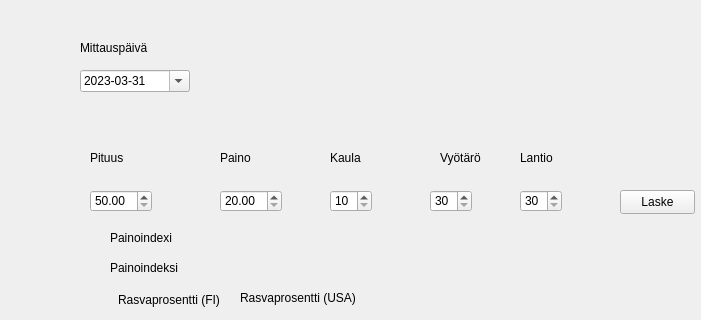
Old version of the form Main.ui in the repository Sandrowue/FitnessGUI; both pictures show x 0 to 701 and y 130 to 450 of the 1133 by 887 pixel window.
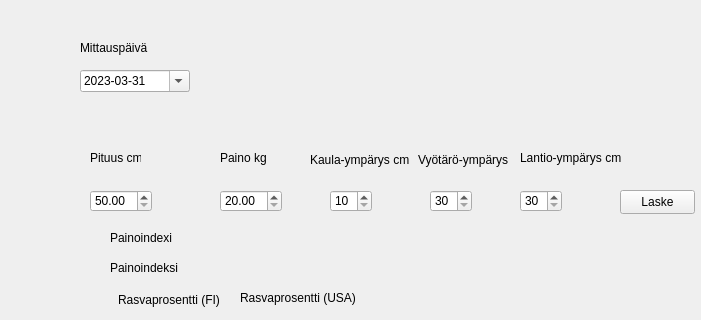
New version of the form.

Commit message: nappulat harmaaksi

The edit to the form file:
```diff
--- a/Main.ui
+++ b/Main.ui
@@ -127,14 +127,14 @@
    <widget class="QLabel" name="kaulaLabel">
     <property name="geometry">
      <rect>
-      <x>330</x>
+      <x>310</x>
       <y>280</y>
-      <width>49</width>
-      <height>16</height>
+      <width>121</width>
+      <height>20</height>
      </rect>
     </property>
     <property name="text">
-     <string>Kaula</string>
+     <string>Kaula-ympärys cm</string>
     </property>
    </widget>
    <widget class="QLabel" name="rasvaprosentti_FI_label">
@@ -160,7 +160,7 @@
      </rect>
     </property>
     <property name="text">
-     <string>Paino</string>
+     <string>Paino kg</string>
     </property>
    </widget>
    <widget class="QLabel" name="birthLabel">
@@ -186,7 +186,7 @@
      </rect>
     </property>
     <property name="text">
-     <string>Pituus</string>
+     <string>Pituus cm</string>
     </property>
    </widget>
    <widget class="QLabel" name="weighingLabel">
@@ -309,14 +309,14 @@
    <widget class="QLabel" name="vyotaroLabel">
     <property name="geometry">
      <rect>
-      <x>440</x>
+      <x>418</x>
       <y>280</y>
-      <width>49</width>
-      <height>16</height>
+      <width>91</width>
+      <height>20</height>
      </rect>
     </property>
     <property name="text">
-     <string>Vyötärö</string>
+     <string>Vyötärö-ympärys cm</string>
     </property>
    </widget>
    <widget class="QLabel" name="lantioLabel">
@@ -324,12 +324,12 @@
      <rect>
       <x>520</x>
       <y>280</y>
-      <width>49</width>
+      <width>101</width>
       <height>16</height>
      </rect>
     </property>
     <property name="text">
-     <string>Lantio</string>
+     <string>Lantio-ympärys cm</string>
     </property>
    </widget>
    <widget class="QLabel" name="painoindexiLabel_2">
```
The commit also changes 1 other file.
